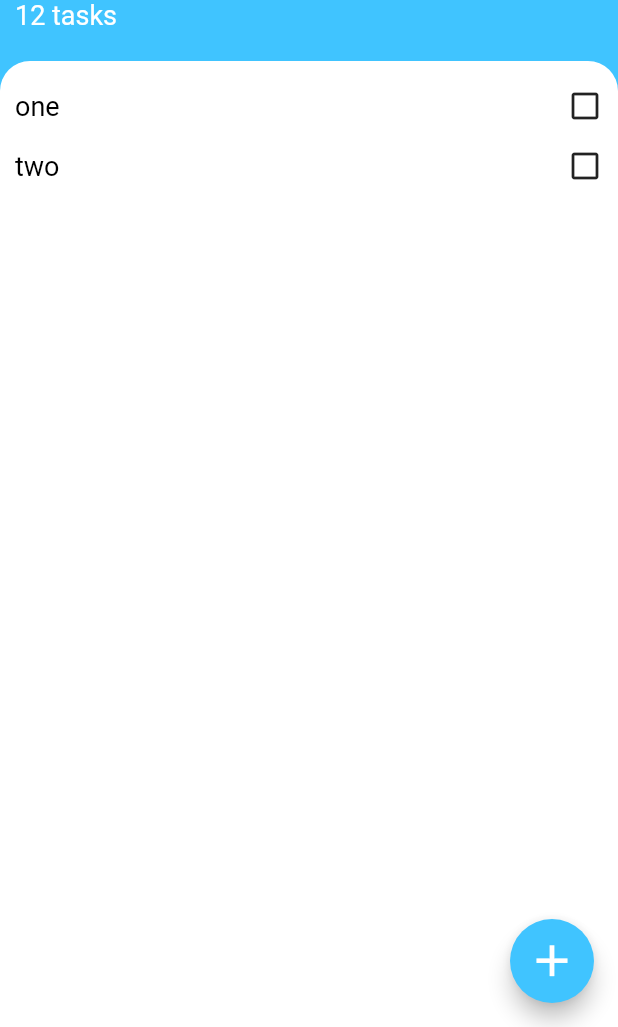
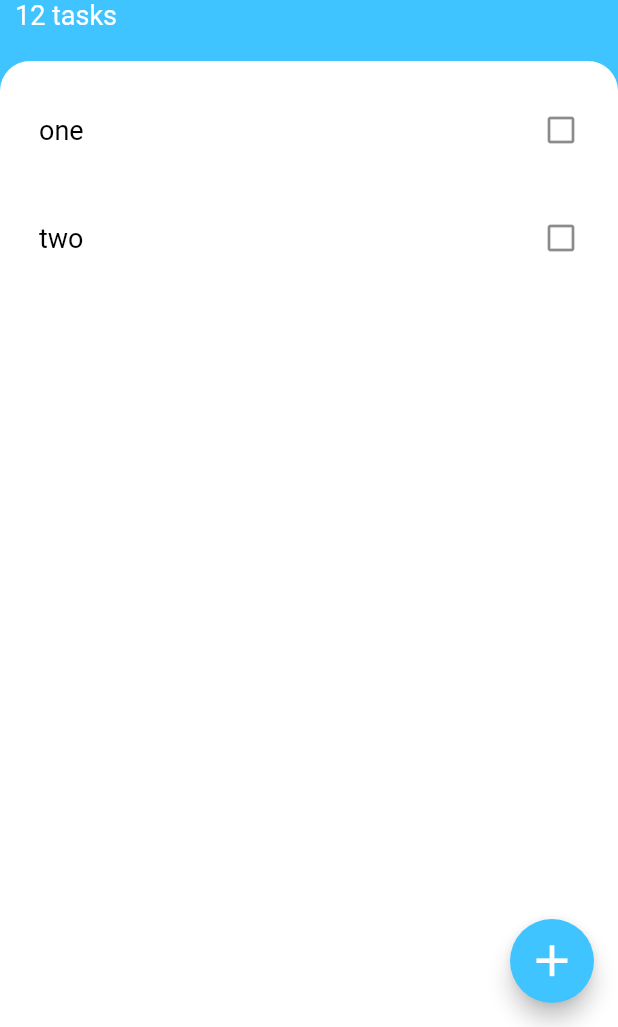
Before and after one commit to siuyin/todosy, a Flutter app: the screen it shows after launch, on a phone screen of 412 x 824 dp, the part 209-1236 px from its top. Run offline on Flutter 3.47's test engine with Material 2 defaults, Android fonts, the phone set to English and light mode, and no system bars.

Commit message:
Refactored row to list tile.

```diff
--- a/lib/screens/tasks.dart
+++ b/lib/screens/tasks.dart
@@ -116,26 +116,21 @@ class _TodoItemState extends State<TodoItem> {
       padding: const EdgeInsets.symmetric(
         vertical: 8.0,
       ),
-      child: GestureDetector(
+      child: ListTile(
         onTap: () {
           setState(() {
             done = !done;
           });
           print('tapped $text');
         },
-        child: Row(
-          mainAxisAlignment: MainAxisAlignment.spaceBetween,
-          children: <Widget>[
-            Text(
-              text,
-              style: TextStyle(
-                fontSize: 18,
-                color: done ? Colors.grey : Colors.black,
-              ),
-            ),
-            Icon(done ? Icons.check_box : Icons.check_box_outline_blank),
-          ],
+        title: Text(
+          text,
+          style: TextStyle(
+            fontSize: 18,
+            color: done ? Colors.grey : Colors.black,
+          ),
         ),
+        trailing: Icon(done ? Icons.check_box : Icons.check_box_outline_blank),
       ),
     );
   }
```
